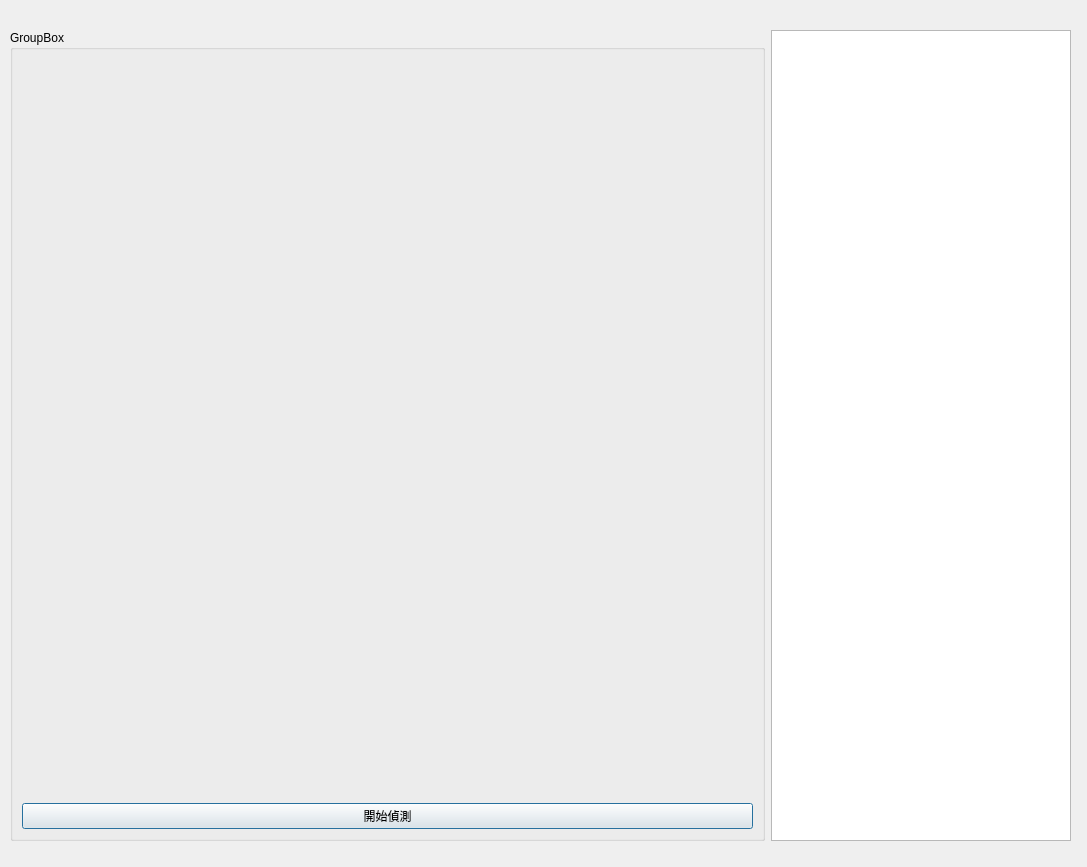
This is MainWindow.ui in tigerlittle1/License_plate_recognition as Qt 5 draws it before an edit. The edited form follows.
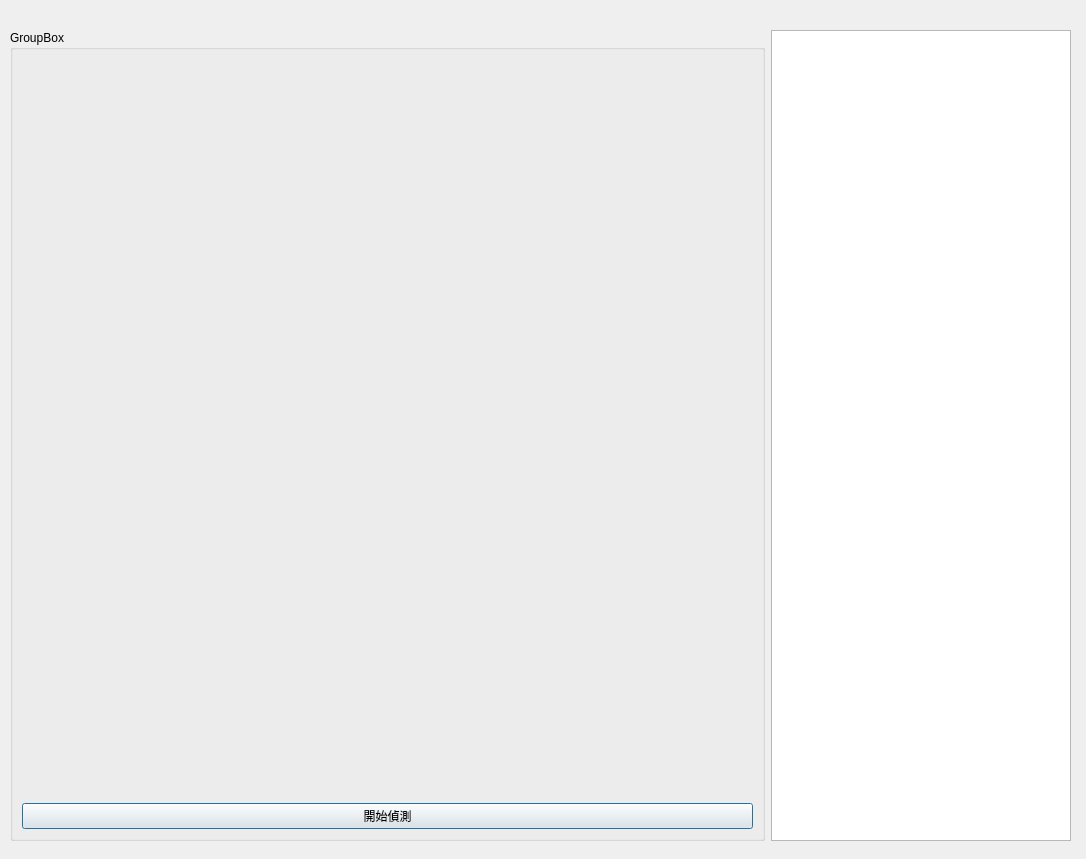
This is the edited form.

What changed in the file:
```diff
--- a/MainWindow.ui
+++ b/MainWindow.ui
@@ -6,8 +6,8 @@
    <rect>
     <x>0</x>
     <y>0</y>
-    <width>1087</width>
-    <height>867</height>
+    <width>1086</width>
+    <height>859</height>
    </rect>
   </property>
   <property name="windowTitle">
```
